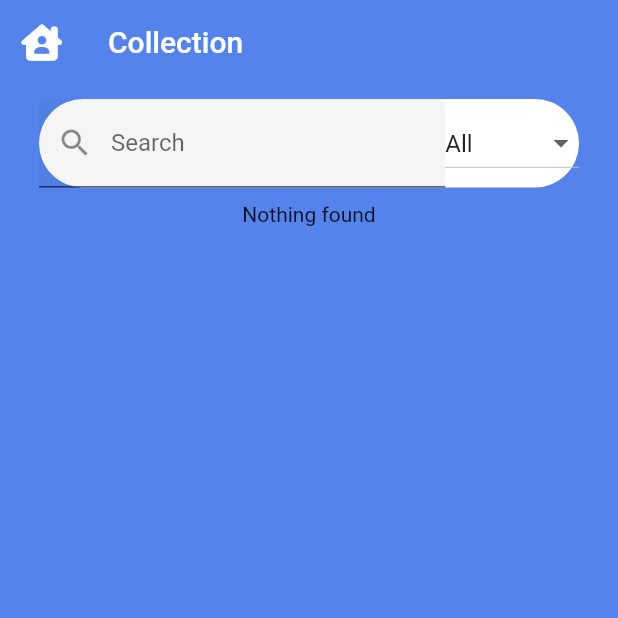
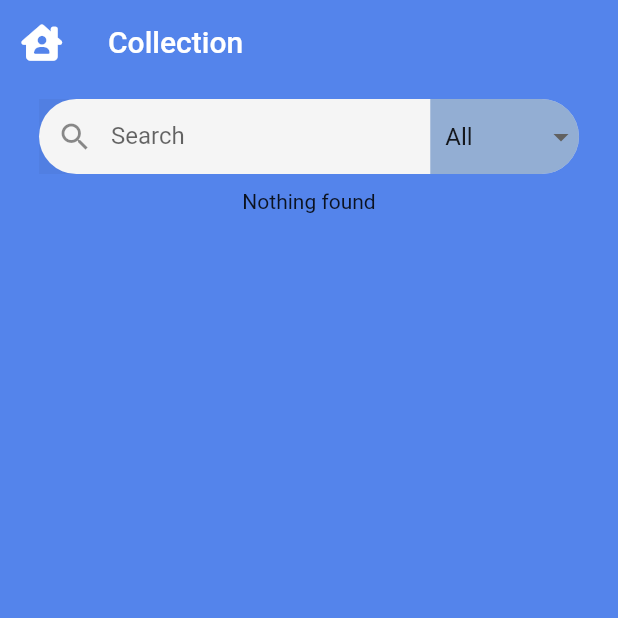
Before and after one commit to ricardo-gonzalez-villegas/flashcards-app, a Flutter app: the UserCollectionScreen screen opened directly, on a phone screen of 412 x 824 dp, the top half of it. Run offline on Flutter 3.47's test engine with Material 2 defaults, Android fonts, the phone set to English and light mode, and no system bars; our stand-ins replace cloud_firestore, firebase_auth, firebase_core, font_awesome_flutter; accounts and stored records are empty.

Commit message:
Changed from grid to list view for collection

```diff
--- a/lib/screens/user_collection_screen.dart
+++ b/lib/screens/user_collection_screen.dart
@@ -5,10 +5,9 @@ import 'package:firebase_auth/firebase_auth.dart';
 import 'package:flashcards_app/screens/flashcard_info_screen.dart';
 import 'package:flashcards_app/screens/home_screen.dart';
 import 'package:flashcards_app/utils/screensize_reducer.dart';
+import 'package:flashcards_app/widgets/flashcard_tile.dart';
 import 'package:flutter/material.dart';
-import 'package:flutter/scheduler.dart';
 import 'package:font_awesome_flutter/font_awesome_flutter.dart';
-import '../widgets/mini_flashcard.dart';
 
 class UserCollectionScreen extends StatefulWidget {
   const UserCollectionScreen({Key? key}) : super(key: key);
@@ -128,6 +127,7 @@ class _UserCollectionScreenState extends State<UserCollectionScreen> {
               ),
               margin: const EdgeInsets.fromLTRB(0, 10, 0, 10),
               width: 360,
+              height: 50,
               child: Row(
                 children: [
                   Expanded(
@@ -142,13 +142,23 @@ class _UserCollectionScreenState extends State<UserCollectionScreen> {
                           prefixIcon: Icon(Icons.search),
                           labelText: "Search",
                           filled: true,
+                          border: InputBorder.none),
                     ),
                   ),
-                  ),
-                  DropdownButton(
+                  Container(
+                    padding: EdgeInsets.fromLTRB(10, 0, 0, 0),
+                    decoration: const BoxDecoration(
+                        color: Color.fromARGB(150, 72, 117, 181),
+                        borderRadius: BorderRadius.only(
+                            topRight: Radius.circular(30),
+                            bottomRight: Radius.circular(30))),
+                    height: 50,
+                    child: DropdownButtonHideUnderline(
+                      child: DropdownButton(
                         value: _dropdownValue,
                         items: _items.map((String items) {
-                      return DropdownMenuItem(value: items, child: Text(items));
+                          return DropdownMenuItem(
+                              value: items, child: Text(items));
                         }).toList(),
                         onChanged: (String? newValue) {
                           setState(() {
@@ -156,6 +166,8 @@ class _UserCollectionScreenState extends State<UserCollectionScreen> {
                           });
                           _setStreamWithFilter();
                         },
+                      ),
+                    ),
                   )
                 ],
               ),
@@ -174,7 +186,6 @@ class _UserCollectionScreenState extends State<UserCollectionScreen> {
 class UserCollection extends StatefulWidget {
   UserCollection({super.key, required this.flashcardsStream});
   Stream<QuerySnapshot> flashcardsStream;
-
   @override
   State<UserCollection> createState() => _UserCollectionState();
 }
@@ -182,8 +193,6 @@ class UserCollection extends StatefulWidget {
 class _UserCollectionState extends State<UserCollection> {
   @override
   Widget build(BuildContext context) {
-    final double itemHeight = (screenHeight(context) - 100) / 3;
-    final double itemWidth = screenWidth(context) / 2;
     return StreamBuilder<QuerySnapshot>(
       stream: widget.flashcardsStream,
       builder: (BuildContext context,
@@ -200,12 +209,8 @@ class _UserCollectionState extends State<UserCollection> {
           child: Column(
             children: [
               Expanded(
-                child: GridView.builder(
+                child: ListView.builder(
                     itemCount: flashcardsList.length,
-                    gridDelegate: SliverGridDelegateWithFixedCrossAxisCount(
-                      crossAxisCount: 3,
-                      childAspectRatio: (itemHeight / itemWidth),
-                    ),
                     itemBuilder: (context, index) {
                       LinkedHashMap<String, dynamic> flashcardData =
                           flashcardsList[index].data();
@@ -217,7 +222,8 @@ class _UserCollectionState extends State<UserCollection> {
                                 FlashcardInfo(data: flashcardData),
                           ),
                         ),
-                          child: miniFlashcard(flashcardData));
+                        child: FlashcardTile(flashcardData: flashcardData),
+                      );
                     }),
               ),
             ],
```
Also changed, not shown: lib/widgets/flashcard_tile.dart (added, +52 -0 lines), lib/widgets/mini_flashcard.dart (deleted, +0 -29 lines). Lines whose indentation alone changed are shown as unchanged.
